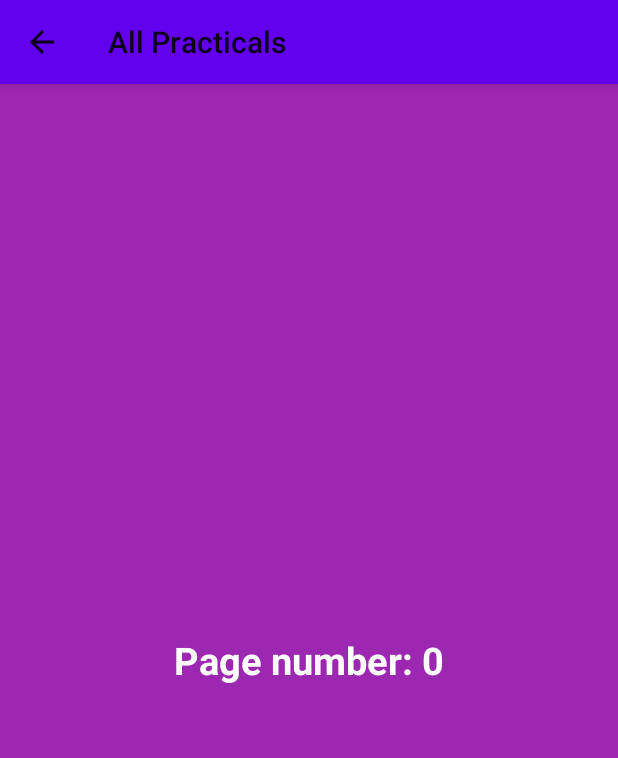
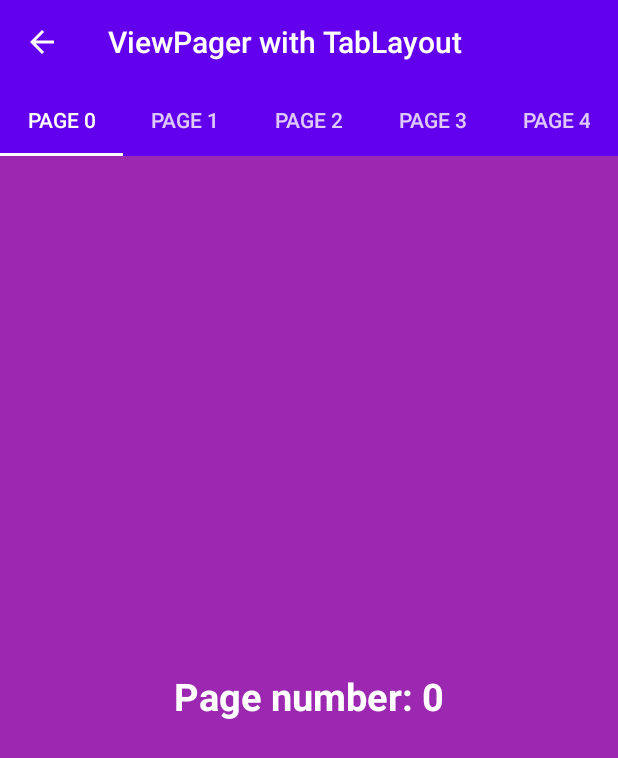
Before and after one commit to SagarBChauhan/All-Paracticals, an Android app: the ViewPagerActivity screen opened directly, with no data from a screen before it, on a phone screen of 412 x 824 dp. Shown: the top 758 px of the screen. Run offline under Robolectric (Android 15) with nearby library versions, the phone set to English and light mode, and no system bars; our stand-ins replace ButterKnife.

Commit message:
ViewPager with TabLayout implemented

```diff
--- a/app/src/main/AndroidManifest.xml
+++ b/app/src/main/AndroidManifest.xml
@@ -17,9 +17,12 @@
         android:theme="@style/AppTheme">
         <activity
             android:name=".ViewPagerActivity"
-            android:parentActivityName=".MainActivity" />
+            android:parentActivityName=".MainActivity"
+            android:label="@string/activity_view_pager"
+            android:theme="@style/AppTheme.NoActionBar" />
         <activity
             android:name=".EasyImageActivity"
+            android:label="@string/activity_easy_image"
             android:parentActivityName=".MainActivity" />
         <activity
             android:name=".UserActivity"
--- a/app/src/main/java/com/allpracticals/PageAdapter.java
+++ b/app/src/main/java/com/allpracticals/PageAdapter.java
@@ -1,6 +1,7 @@
 package com.allpracticals;
 
 import androidx.annotation.NonNull;
+import androidx.annotation.Nullable;
 import androidx.fragment.app.Fragment;
 import androidx.fragment.app.FragmentManager;
 import androidx.fragment.app.FragmentPagerAdapter;
@@ -25,4 +26,10 @@ public class PageAdapter extends FragmentPagerAdapter {
     public Fragment getItem(int position) {
         return (PageFragment.newInstance(position, this.colors[position]));
     }
+
+    @Nullable
+    @Override
+    public CharSequence getPageTitle(int position) {
+        return "Page "+position;
+    }
 }
--- a/app/src/main/java/com/allpracticals/ViewPagerActivity.java
+++ b/app/src/main/java/com/allpracticals/ViewPagerActivity.java
@@ -1,9 +1,15 @@
 package com.allpracticals;
 
 import androidx.appcompat.app.AppCompatActivity;
+import androidx.appcompat.widget.Toolbar;
 import androidx.viewpager.widget.ViewPager;
 
 import android.os.Bundle;
+import android.view.View;
+
+import com.google.android.material.tabs.TabLayout;
+
+import java.util.Objects;
 
 import butterknife.BindView;
 import butterknife.ButterKnife;
@@ -12,6 +18,10 @@ public class ViewPagerActivity extends AppCompatActivity {
 
     @BindView(R.id.viewPager)
     ViewPager viewPager;
+    @BindView(R.id.toolbar)
+    Toolbar toolbar;
+    @BindView(R.id.tabLayout)
+    TabLayout tabLayout;
 
     @Override
     protected void onCreate(Bundle savedInstanceState) {
@@ -19,15 +29,19 @@ public class ViewPagerActivity extends AppCompatActivity {
         setContentView(R.layout.activity_view_pager);
 
         init();
-        setupViewPager();
+
+        setupViewPagerAndTabs();
     }
 
     private void init() {
         ButterKnife.bind(this);
+        setSupportActionBar(toolbar);
+        Objects.requireNonNull(getSupportActionBar()).setDisplayHomeAsUpEnabled(true);
+        getSupportActionBar().setDisplayShowHomeEnabled(true);
     }
-
-    private void setupViewPager()
-    {
-        viewPager.setAdapter(new PageAdapter(getSupportFragmentManager(), getResources().getIntArray(R.array.colorPagesViewPager),0));
+    private void setupViewPagerAndTabs() {
+        viewPager.setAdapter(new PageAdapter(getSupportFragmentManager(), getResources().getIntArray(R.array.colorPagesViewPager), 0));
+        tabLayout.setupWithViewPager(viewPager);
+        tabLayout.setTabMode(TabLayout.MODE_FIXED);
     }
 }
--- a/app/src/main/res/layout/activity_main.xml
+++ b/app/src/main/res/layout/activity_main.xml
@@ -18,7 +18,6 @@
             android:id="@+id/toolbar"
             android:layout_width="match_parent"
             android:layout_height="?attr/actionBarSize"
-            android:background="?attr/colorPrimary"
             app:theme="@style/ToolBarStyle" />
 
         <FrameLayout
--- a/app/src/main/res/layout/activity_view_pager.xml
+++ b/app/src/main/res/layout/activity_view_pager.xml
@@ -1,7 +1,31 @@
 <?xml version="1.0" encoding="utf-8"?>
-<androidx.viewpager.widget.ViewPager xmlns:android="http://schemas.android.com/apk/res/android"
+<androidx.appcompat.widget.LinearLayoutCompat xmlns:android="http://schemas.android.com/apk/res/android"
+    xmlns:app="http://schemas.android.com/apk/res-auto"
     xmlns:tools="http://schemas.android.com/tools"
-    android:id="@+id/viewPager"
     android:layout_width="match_parent"
     android:layout_height="match_parent"
-    tools:context=".ViewPagerActivity" />
+    android:orientation="vertical"
+    tools:context=".ViewPagerActivity">
+
+    <androidx.appcompat.widget.Toolbar
+        android:id="@+id/toolbar"
+        android:layout_width="match_parent"
+        android:layout_height="wrap_content"
+        android:background="@color/colorPrimary"
+        android:minHeight="?attr/actionBarSize"
+        app:theme="@style/ToolBarStyle" />
+
+    <com.google.android.material.tabs.TabLayout
+        android:id="@+id/tabLayout"
+        android:layout_width="match_parent"
+        android:layout_height="wrap_content"
+        android:background="@color/colorPrimary"
+        app:tabIndicatorColor="@android:color/white"
+        app:tabSelectedTextColor="@android:color/white"
+        app:tabTextColor="#E0C9FF" />
+
+    <androidx.viewpager.widget.ViewPager
+        android:id="@+id/viewPager"
+        android:layout_width="match_parent"
+        android:layout_height="match_parent" />
+</androidx.appcompat.widget.LinearLayoutCompat>
--- a/app/src/main/res/values/strings.xml
+++ b/app/src/main/res/values/strings.xml
@@ -53,4 +53,6 @@
     <string name="nav_menu_group_activity">Activity</string>
     <string name="nav_item_view_pager">View pager</string>
     <string name="tv_viewPager">View Pager</string>
+    <string name="activity_easy_image">Easy Image</string>
+    <string name="activity_view_pager">ViewPager with TabLayout</string>
 </resources>
--- a/app/src/main/res/values/styles.xml
+++ b/app/src/main/res/values/styles.xml
@@ -4,6 +4,7 @@
         <!-- Customize your theme here. -->
         <item name="colorPrimary">@color/colorPrimary</item>
         <item name="colorPrimaryDark">@color/colorPrimaryDark</item>
+        <item name="colorControlNormal">@android:color/white</item>
         <item name="colorAccent">@color/colorAccent</item>
     </style>
 
@@ -15,7 +16,7 @@
     <!--    Toolbar theme-->
     <style name="ToolBarStyle" parent="AppTheme">
         <item name="android:textColorPrimary">@android:color/white</item>
+        <item name="android:background">@color/colorPrimary</item>
         <item name="colorControlNormal">@android:color/white</item>
     </style>
-
 </resources>
```
